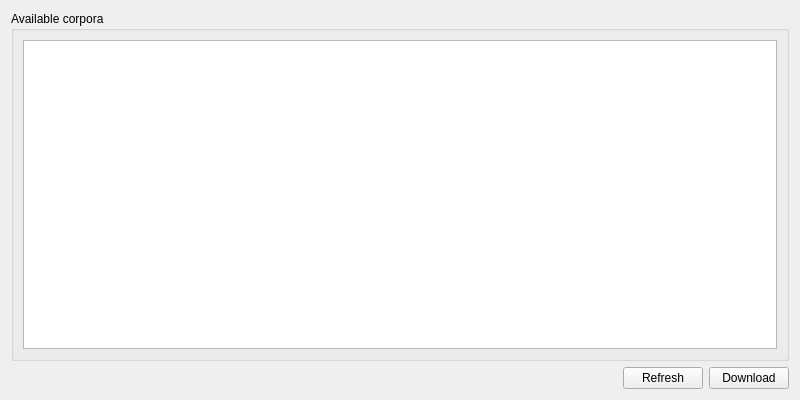
First picture: the form in ui/DownloadWindow.ui, repository rug-compling/dact, before the edit.
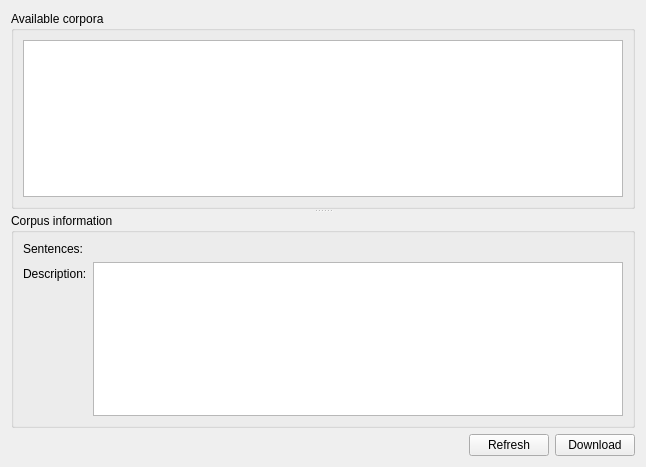
Second picture: the form after the edit.

Commit message:
Provide extra corpus information.
This information is:

- The number of sentences/trees.
- A long description.

```diff
--- a/ui/DownloadWindow.ui
+++ b/ui/DownloadWindow.ui
@@ -6,8 +6,8 @@
    <rect>
     <x>0</x>
     <y>0</y>
-    <width>800</width>
-    <height>400</height>
+    <width>646</width>
+    <height>467</height>
    </rect>
   </property>
   <property name="windowTitle">
@@ -15,6 +15,10 @@
   </property>
   <layout class="QVBoxLayout" name="verticalLayout_2">
    <item>
+    <widget class="QSplitter" name="splitter">
+     <property name="orientation">
+      <enum>Qt::Vertical</enum>
+     </property>
     <widget class="QGroupBox" name="groupBox">
      <property name="title">
       <string>Available corpora</string>
@@ -37,6 +41,49 @@
        </widget>
       </item>
      </layout>
+     </widget>
+     <widget class="QGroupBox" name="informationGroupBox">
+      <property name="title">
+       <string>Corpus information</string>
+      </property>
+      <layout class="QVBoxLayout" name="verticalLayout_3">
+       <item>
+        <layout class="QFormLayout" name="formLayout_2">
+         <property name="fieldGrowthPolicy">
+          <enum>QFormLayout::ExpandingFieldsGrow</enum>
+         </property>
+         <item row="0" column="0">
+          <widget class="QLabel" name="label">
+           <property name="text">
+            <string>Sentences:</string>
+           </property>
+          </widget>
+         </item>
+         <item row="0" column="1">
+          <widget class="QLabel" name="sentenceCountLabel">
+           <property name="text">
+            <string/>
+           </property>
+          </widget>
+         </item>
+         <item row="1" column="0">
+          <widget class="QLabel" name="label_3">
+           <property name="text">
+            <string>Description:</string>
+           </property>
+          </widget>
+         </item>
+         <item row="1" column="1">
+          <widget class="QTextBrowser" name="descriptionTextBrowser">
+           <property name="textInteractionFlags">
+            <set>Qt::TextSelectableByMouse</set>
+           </property>
+          </widget>
+         </item>
+        </layout>
+       </item>
+      </layout>
+     </widget>
     </widget>
    </item>
    <item>
```
Lines whose indentation alone changed are shown as unchanged. The commit also changes 3 other files.
